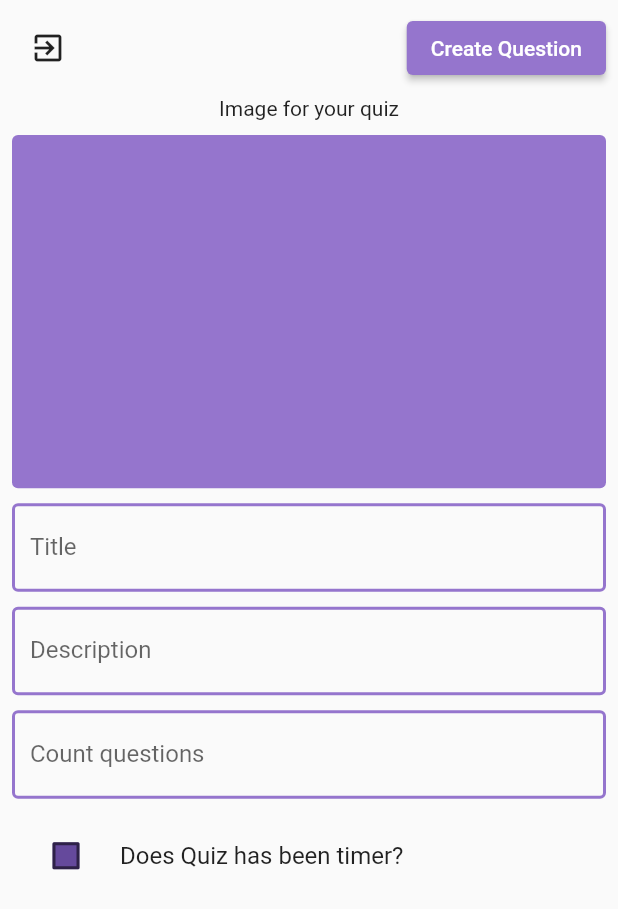
After one commit to yokawaiik/yo_quiz_app, a Flutter app: the screen it shows once a user with an empty profile is signed in, item 2 of the bottom bar chosen, after a tap on "Create quiz", on a phone screen of 412 x 824 dp. The commit adds this screen. Shown: the top 909 px of the screen. Run offline on Flutter 3.47's test engine with Material 2 defaults, Android fonts, the phone set to English and light mode, and no system bars; our stand-ins replace cloud_firestore, firebase_auth, firebase_core; accounts and stored records are empty.

Commit message:
Layout for create_quiz_screen.

```diff
--- a/lib/src/core/router/app_router.dart
+++ b/lib/src/core/router/app_router.dart
@@ -1,5 +1,6 @@
 import 'package:yo_quiz_app/src/modules/auth/screens/auth_wrapper_screen.dart';
 import 'package:yo_quiz_app/src/modules/auth/screens/auth_screen.dart';
+import 'package:yo_quiz_app/src/modules/create/screens/create_quiz_screen.dart';
 import 'package:yo_quiz_app/src/modules/main_navigator/screens/main_navigator_screen.dart';
 import 'package:yo_quiz_app/src/modules/profile/screens/profile_screen.dart';
 
@@ -11,6 +12,8 @@ class AppRouter {
     AuthScreen.routeName: (ctx) => AuthScreen(),
     MainNavigatorScreen.routeName: (ctx) => MainNavigatorScreen(),
     ProfileScreen.routeName: (ctx) => ProfileScreen(),
+
+    CreateQuizScreen.routeName: (ctx) => CreateQuizScreen(),
   };
 
   static const initialRoute = AuthWrapper.routeName;
--- /dev/null
+++ b/lib/src/modules/create/screens/create_quiz_screen.dart
@@ -0,0 +1,121 @@
+import 'package:flutter/material.dart';
+
+class CreateQuizScreen extends StatefulWidget {
+  static const String routeName = "/create-quiz-screen";
+
+  CreateQuizScreen({Key? key}) : super(key: key);
+
+  @override
+  _CreateQuizScreenState createState() => _CreateQuizScreenState();
+}
+
+class _CreateQuizScreenState extends State<CreateQuizScreen> {
+  late bool _quizHasTimer;
+
+  @override
+  void initState() {
+    super.initState();
+
+    _quizHasTimer = false;
+  }
+
+  @override
+  Widget build(BuildContext context) {
+    final device = MediaQuery.of(context).size;
+
+
+    return Scaffold(
+      // appBar: AppBar(
+      //   actions: [
+      //     IconButton(icon: Icon(Icons.arr), onPressed: () {  },)
+      //   ],
+      // ),
+      body: SafeArea(
+        child: Padding(
+          padding: const EdgeInsets.all(8.0),
+          child: Column(
+            children: [
+              Row(
+                mainAxisAlignment: MainAxisAlignment.spaceBetween,
+                children: [
+                  IconButton(onPressed: () {}, icon: Icon(Icons.exit_to_app)),
+                  ElevatedButton(
+                    onPressed: () {},
+                    child: Text(
+                      "Create Question",
+                    ),
+                  )
+                ],
+              ),
+
+              Form(
+                child: Padding(
+
+                  padding: const EdgeInsets.only(top: 8),
+                  child: Column(
+
+                    mainAxisAlignment: MainAxisAlignment.spaceAround,
+                    children: [
+                      Text("Image for your quiz"),
+                      SizedBox(
+                        height: 10,
+                      ),
+                      // Todo: add image
+                      Container(
+                        height: device.height * (2/7),
+
+                        decoration: BoxDecoration(
+                          borderRadius: BorderRadius.circular(4),
+                          color: Theme.of(context).colorScheme.primary,
+                        ),
+                      ),
+                      SizedBox(
+                        height: 10,
+                      ),
+                      TextFormField(
+                        decoration: InputDecoration(labelText: "Title"),
+                      ),
+                      SizedBox(
+                        height: 10,
+                      ),
+                      TextFormField(
+                        minLines: 1,
+                        maxLines: 10,
+                        decoration: InputDecoration(labelText: "Description"),
+                      ),
+                      SizedBox(
+                        height: 10,
+                      ),
+                      TextFormField(
+                        keyboardType: TextInputType.number,
+                        decoration: InputDecoration(labelText: "Count questions"),
+                      ),
+                      // Switch(value: false, onChanged: (bool v) {})
+                      // Checkbox(value: _quizHasTimer, onChanged: (v) {
+                      //   setState(() {
+                      //     _quizHasTimer = v!;
+                      //   });
+                      // }),
+                      SizedBox(
+                        height: 10,
+                      ),
+                      CheckboxListTile(
+                          controlAffinity: ListTileControlAffinity.leading,
+                          title: Text("Does Quiz has been timer?"),
+                          value: _quizHasTimer,
+                          onChanged: (v) {
+                            setState(() {
+                              _quizHasTimer = v!;
+                            });
+                          })
+                    ],
+                  ),
+                ),
+              )
+            ],
+          ),
+        ),
+      ),
+    );
+  }
+}
--- a/lib/src/modules/main_navigator/screens/main_navigator_screen.dart
+++ b/lib/src/modules/main_navigator/screens/main_navigator_screen.dart
@@ -16,7 +16,7 @@ class MainNavigatorScreen extends StatefulWidget {
 class _MainNavigatorScreenState extends State<MainNavigatorScreen> {
   late Widget _currentScreen;
 
-  late final List<Widget> _screenList;
+  late final List<Widget?> _screenList;
 
   late PageController _pageController;
 
@@ -34,18 +34,20 @@ class _MainNavigatorScreenState extends State<MainNavigatorScreen> {
       Center(
         child: Text("home"),
       ),
-      Center(
-        child: Text("add"),
-      ),
+      // add item
+      null,
       ProfileScreen(),
     ];
 
-    _currentScreen = _screenList[0];
+    _currentScreen = _screenList[0]!;
   }
 
   void _navigate(int index) {
+    // add item
+    if (index == 1) return;
+
     setState(() {
-      _currentScreen = _screenList[index];
+      _currentScreen = _screenList[index]!;
       _pageController.animateToPage(
         index,
         duration: const Duration(milliseconds: 300),
@@ -58,6 +60,7 @@ class _MainNavigatorScreenState extends State<MainNavigatorScreen> {
   Widget build(BuildContext context) {
     return Scaffold(
       body: PageView.builder(
+        physics: NeverScrollableScrollPhysics(),
         controller: _pageController,
         itemBuilder: (_, __) {
           return _currentScreen;
--- a/lib/src/modules/main_navigator/widgets/app_bottom_navigation_bar.dart
+++ b/lib/src/modules/main_navigator/widgets/app_bottom_navigation_bar.dart
@@ -1,9 +1,11 @@
 import 'package:flutter/material.dart';
+import 'package:yo_quiz_app/src/modules/create/screens/create_quiz_screen.dart';
 import 'package:yo_quiz_app/src/modules/profile/screens/profile_screen.dart';
 
 class AppBottomNavigationBar extends StatefulWidget {
   final Function functionNavigate;
-  AppBottomNavigationBar({Key? key, required this.functionNavigate}) : super(key: key);
+  AppBottomNavigationBar({Key? key, required this.functionNavigate})
+      : super(key: key);
 
   @override
   _AppBottomNavigationBarState createState() => _AppBottomNavigationBarState();
@@ -12,11 +14,15 @@ class AppBottomNavigationBar extends StatefulWidget {
 class _AppBottomNavigationBarState extends State<AppBottomNavigationBar> {
   int _currentIndex = 0;
 
+  void _popupSelect(BuildContext context, int v) {
+    switch (v) {
+      case 0:
+        Navigator.of(context).pushNamed(CreateQuizScreen.routeName);
+    }
+  }
+
   @override
   Widget build(BuildContext context) {
-
-
-
     return BottomNavigationBar(
       currentIndex: _currentIndex,
       showSelectedLabels: false,
@@ -25,10 +31,19 @@ class _AppBottomNavigationBarState extends State<AppBottomNavigationBar> {
         BottomNavigationBarItem(
           icon: Icon(Icons.home),
           label: "Home",
-
         ),
         BottomNavigationBarItem(
-          icon: Icon(Icons.add_circle),
+          icon: PopupMenuButton(
+              onSelected: (int v) {
+                _popupSelect(context, v);
+              },
+              itemBuilder: (_) => [
+                    PopupMenuItem(
+                      child: Text("Create quiz"),
+                      value: 0,
+                    ),
+                  ],
+              child: Icon(Icons.add_circle)),
           label: "Add",
         ),
         BottomNavigationBarItem(
@@ -36,7 +51,8 @@ class _AppBottomNavigationBarState extends State<AppBottomNavigationBar> {
           label: "Profile",
         ),
       ],
-      onTap: (v) {
+      onTap: (int v) {
+        if (v == 1) return;
         setState(() {
           _currentIndex = v;
           widget.functionNavigate(_currentIndex);
--- a/lib/src/theme/theme.dart
+++ b/lib/src/theme/theme.dart
@@ -4,6 +4,8 @@ import 'package:flutter/material.dart';
 const _primary = Color(0xff9575cd);
 const _primaryDark = Color(0xff65499c);
 const _primaryLight = Color(0xffc7a4ff);
+
+const _onPrimary = Colors.white;
 
 const _secondary = Color(0xff4db6ac);
 const _secondaryDark = Color(0xff00867d);
@@ -20,7 +22,7 @@ class MessengerTheme {
       surface: Color(0xffffffff),
       background: Color(0xffc7d7c1),
       error: Color(0xffd32f2f),
-      onPrimary: Color(0xff000000),
+      onPrimary: _onPrimary,
       onSecondary: Color(0xffffffff),
       onSurface: Color(0xff000000),
       onBackground: Color(0xff000000),
@@ -45,6 +47,11 @@ class MessengerTheme {
     textTheme: TextTheme(
       headline4: TextStyle(color: _primary, fontWeight: FontWeight.w600),
     ),
+    elevatedButtonTheme: ElevatedButtonThemeData(
+      style: ButtonStyle(
+        foregroundColor: MaterialStateProperty.all<Color>(_onPrimary,)
+      )
+    ),
     checkboxTheme: CheckboxThemeData(
       fillColor: MaterialStateColor.resolveWith(
         (states) {
```
